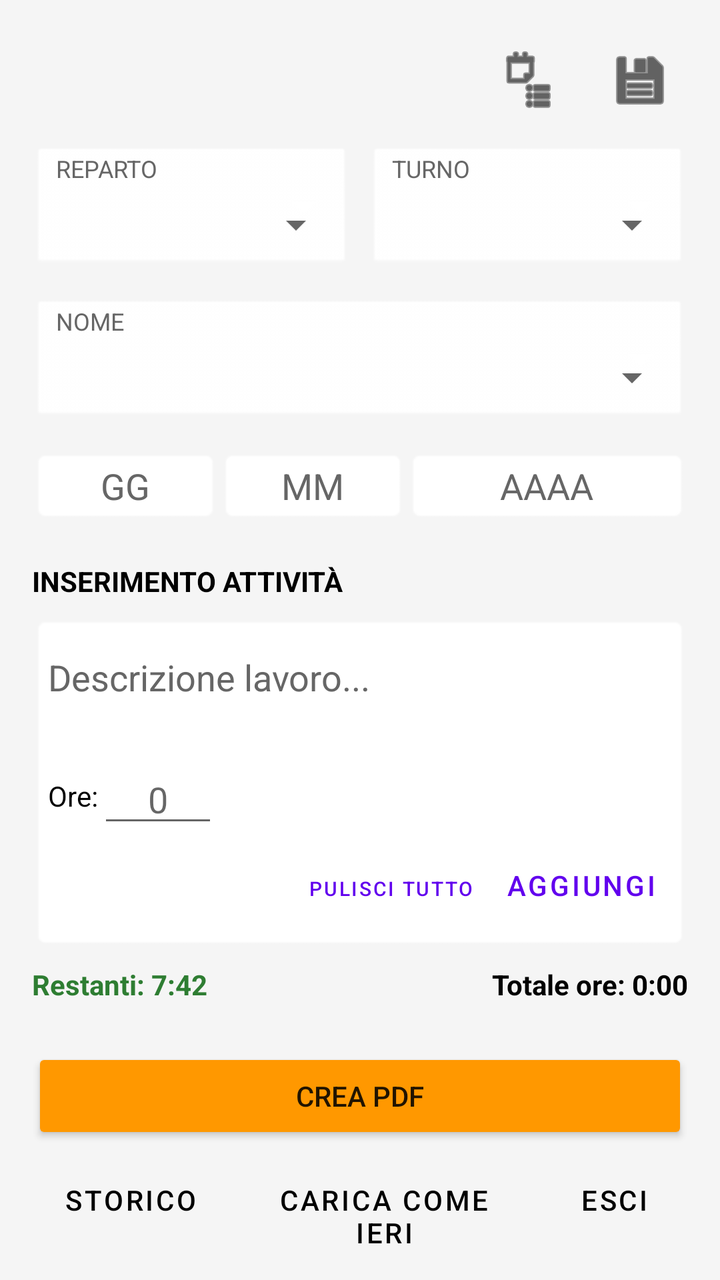
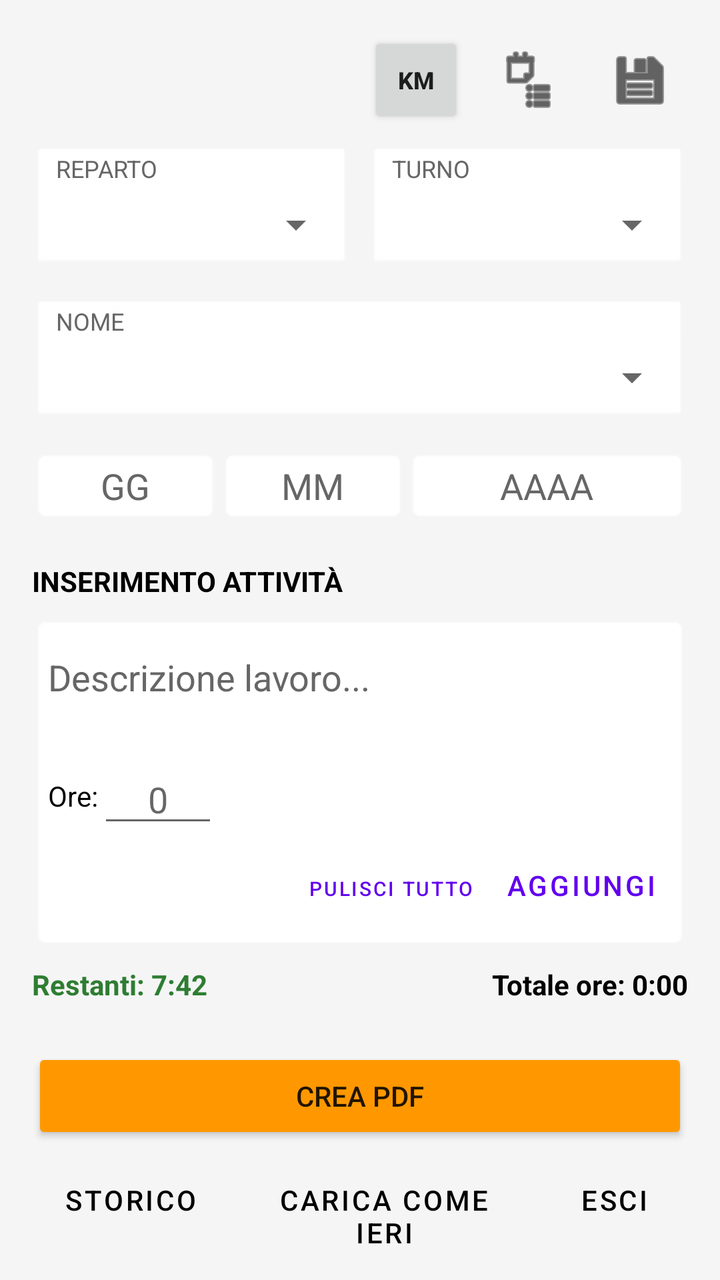

Before-and-after screenshots of an Android layout around one commit, followed by the original layout XML and the change that was made.
<!-- AndroidManifest.xml: activity theme Theme.Schede.NoActionBar -->
<!-- res/layout/activity_main.xml -->
<?xml version="1.0" encoding="utf-8"?>
<androidx.constraintlayout.widget.ConstraintLayout xmlns:android="http://schemas.android.com/apk/res/android"
    xmlns:app="http://schemas.android.com/apk/res-auto"
    xmlns:tools="http://schemas.android.com/tools"
    android:layout_width="match_parent"
    android:layout_height="match_parent"
    android:padding="16dp"
    android:background="@color/main_background"
    tools:context=".MainActivity">

    <LinearLayout
        android:id="@+id/birthday_banner"
        android:layout_width="match_parent"
        android:layout_height="wrap_content"
        android:orientation="horizontal"
        android:gravity="center"
        android:padding="12dp"
        android:layout_marginBottom="8dp"
        android:background="@android:drawable/toast_frame"
        android:backgroundTint="#1976D2"
        android:visibility="gone"
        tools:visibility="visible"
        app:layout_constraintTop_toTopOf="parent">

        <TextView
            android:layout_width="wrap_content"
            android:layout_height="wrap_content"
            android:text="🎂 AUGURI LUCA! 🥳"
            android:textColor="#FFFFFF"
            android:textStyle="bold"
            android:textSize="18sp" />
    </LinearLayout>

    <RelativeLayout
        android:id="@+id/header"
        android:layout_width="match_parent"
        android:layout_height="wrap_content"
        app:layout_constraintTop_toBottomOf="@id/birthday_banner">

        <ImageButton
            android:id="@+id/btn_moduli_reparto"
            android:layout_width="48dp"
            android:layout_height="48dp"
            android:layout_toStartOf="@id/btn_change_folder"
            android:layout_marginEnd="8dp"
            android:background="?attr/selectableItemBackgroundBorderless"
            android:src="@android:drawable/ic_menu_agenda"
            android:tint="@color/main_text"
            android:contentDescription="Moduli Reparto" />

        <ImageButton
            android:id="@+id/btn_change_folder"
            android:layout_width="48dp"
            android:layout_height="48dp"
            android:layout_alignParentEnd="true"
            android:background="?attr/selectableItemBackgroundBorderless"
            android:src="@android:drawable/ic_menu_save"
            android:tint="@color/main_text"
            android:contentDescription="@string/cambia_cartella" />

        <ImageButton
            android:id="@+id/btn_open_generator"
            android:layout_width="48dp"
            android:layout_height="48dp"
            android:layout_toStartOf="@id/btn_change_folder"
            android:layout_marginEnd="8dp"
            android:background="?attr/selectableItemBackgroundBorderless"
            android:src="@android:drawable/ic_lock_lock"
            android:tint="@color/main_text"
            android:visibility="gone"
            android:contentDescription="Generatore Codici" />
    </RelativeLayout>

    <ScrollView
        android:id="@+id/main_scroll_view"
        android:layout_width="match_parent"
        android:layout_height="0dp"
        android:layout_marginTop="8dp"
        android:layout_marginBottom="12dp"
        android:fillViewport="true"
        app:layout_constraintBottom_toTopOf="@+id/layout_buttons"
        app:layout_constraintTop_toBottomOf="@id/header">

        <LinearLayout
            android:layout_width="match_parent"
            android:layout_height="wrap_content"
            android:orientation="vertical">

            <LinearLayout
                android:layout_width="match_parent"
                android:layout_height="wrap_content"
                android:orientation="horizontal"
                android:baselineAligned="false">

                <LinearLayout
                    android:layout_width="0dp"
                    android:layout_height="wrap_content"
                    android:layout_weight="1"
                    android:layout_marginEnd="4dp"
                    android:background="@android:drawable/btn_dropdown"
                    android:backgroundTint="@color/input_background"
                    android:orientation="vertical"
                    android:padding="4dp">
                    <TextView android:layout_width="wrap_content" android:layout_height="wrap_content" android:text="@string/reparto" android:textSize="12sp" android:textColor="@color/label_color" android:layout_marginStart="8dp"/>
                    <Spinner android:id="@+id/spinner_scelte" android:layout_width="match_parent" android:layout_height="40dp" />
                </LinearLayout>

                <LinearLayout
                    android:layout_width="0dp"
                    android:layout_height="wrap_content"
                    android:layout_weight="1"
                    android:layout_marginStart="4dp"
                    android:background="@android:drawable/btn_dropdown"
                    android:backgroundTint="@color/input_background"
                    android:orientation="vertical"
                    android:padding="4dp">
                    <TextView android:layout_width="wrap_content" android:layout_height="wrap_content" android:text="@string/turno" android:textSize="12sp" android:textColor="@color/label_color" android:layout_marginStart="8dp"/>
                    <Spinner android:id="@+id/spinner_turno" android:layout_width="match_parent" android:layout_height="40dp" />
                </LinearLayout>

            </LinearLayout>

            <LinearLayout
                android:id="@+id/container_nome"
                android:layout_width="match_parent"
                android:layout_height="wrap_content"
                android:layout_marginTop="12dp"
                android:background="@android:drawable/btn_dropdown"
                android:backgroundTint="@color/input_background"
                android:orientation="vertical"
                android:padding="4dp">
                <TextView android:layout_width="wrap_content" android:layout_height="wrap_content" android:text="@string/nome" android:textSize="12sp" android:textColor="@color/label_color" android:layout_marginStart="8dp"/>
                <Spinner android:id="@+id/spinner_nome" android:layout_width="match_parent" android:layout_height="40dp" />
            </LinearLayout>

            <LinearLayout
                android:layout_width="match_parent"
                android:layout_height="wrap_content"
                android:layout_marginTop="12dp"
                android:orientation="horizontal">
                <EditText android:id="@+id/input_gg" android:layout_width="0dp" android:layout_height="wrap_content" android:layout_weight="1" android:hint="@string/hint_gg" android:gravity="center" android:inputType="number" android:background="@android:drawable/editbox_background" android:backgroundTint="@color/input_background" android:textColor="@color/main_text" android:textColorHint="@color/label_color" android:focusable="false" android:clickable="true" />
                <EditText android:id="@+id/input_mm" android:layout_width="0dp" android:layout_height="wrap_content" android:layout_weight="1" android:hint="@string/hint_mm" android:gravity="center" android:inputType="number" android:background="@android:drawable/editbox_background" android:backgroundTint="@color/input_background" android:textColor="@color/main_text" android:textColorHint="@color/label_color" android:focusable="false" android:clickable="true" />
                <EditText android:id="@+id/input_aaaa" android:layout_width="0dp" android:layout_height="wrap_content" android:layout_weight="1.5" android:hint="@string/hint_aaaa" android:gravity="center" android:inputType="number" android:background="@android:drawable/editbox_background" android:backgroundTint="@color/input_background" android:textColor="@color/main_text" android:textColorHint="@color/label_color" android:focusable="false" android:clickable="true" />
            </LinearLayout>

            <TextView
                android:id="@+id/label_inserimento"
                android:layout_width="match_parent"
                android:layout_height="wrap_content"
                android:layout_marginTop="20dp"
                android:text="@string/inserimento_attivita"
                android:textStyle="bold"
                android:textColor="@color/main_text"/>

            <LinearLayout
                android:layout_width="match_parent"
                android:layout_height="wrap_content"
                android:layout_marginTop="8dp"
                android:background="@android:drawable/editbox_background"
                android:backgroundTint="@color/input_background"
                android:orientation="vertical"
                android:padding="8dp">
                <AutoCompleteTextView
                    android:id="@+id/input_descrizione"
                    android:layout_width="match_parent"
                    android:layout_height="wrap_content"
                    android:hint="@string/hint_descrizione"
                    android:textColor="@color/main_text"
                    android:textColorHint="@color/label_color"
                    android:inputType="textMultiLine"
                    android:minLines="2"
                    android:background="@null" />

                <LinearLayout
                    android:layout_width="match_parent"
                    android:layout_height="wrap_content"
                    android:gravity="center_vertical"
                    android:layout_marginTop="16dp"
                    android:orientation="horizontal">
                    <TextView android:id="@+id/label_ore"
                        android:layout_width="wrap_content"
                        android:layout_height="wrap_content"
                        android:text="@string/ore_label"
                        android:textColor="@color/main_text"/>
                    <EditText
                        android:id="@+id/input_ore"
                        android:layout_width="60dp"
                        android:layout_height="wrap_content"
                        android:hint="0"
                        android:textColor="@color/main_text"
                        android:inputType="time"
                        android:digits="0123456789:"
                        android:gravity="center" />

                    <TextView android:id="@+id/label_straordinario_angelo"
                        android:layout_width="wrap_content"
                        android:layout_height="wrap_content"
                        android:text="Ore Straordinario:"
                        android:visibility="gone"
                        android:textColor="@color/main_text"/>
                    <EditText
                        android:id="@+id/input_straordinario_angelo"
                        android:layout_width="60dp"
                        android:layout_height="wrap_content"
                        android:hint="0"
                        android:visibility="gone"
                        android:textColor="@color/main_text"
                        android:inputType="time"
                        android:digits="0123456789:"
                        android:gravity="center" />

                </LinearLayout>
                <LinearLayout
                    android:layout_width="match_parent"
                    android:layout_height="wrap_content"
                    android:gravity="end"
                    android:orientation="horizontal">

                    <Button
                        android:id="@+id/btn_straordinario_veloce"
                        style="?android:attr/buttonBarButtonStyle"
                        android:layout_width="wrap_content"
                        android:layout_height="wrap_content"
                        android:text="+30 min"
                        android:textSize="10sp"
                        android:visibility="gone"
                        tools:visibility="visible"
                        app:backgroundTint="#673AB7" />

                    <Button
                        android:id="@+id/btn_clear_all"
                        style="?android:attr/buttonBarButtonStyle"
                        android:layout_width="wrap_content"
                        android:layout_height="wrap_content"
                        android:text="PULISCI TUTTO"
                        android:textSize="10sp"
                        app:backgroundTint="#D32F2F" />

                    <Button
                        android:id="@+id/add_activity_button"
                        style="?android:attr/buttonBarButtonStyle"
                        android:layout_width="wrap_content"
                        android:layout_height="wrap_content"
                        android:text="@string/aggiungi_button"
                        app:backgroundTint="#2E7D32" />
                </LinearLayout>
            </LinearLayout>

            <LinearLayout
                android:layout_width="match_parent"
                android:layout_height="wrap_content"
                android:layout_marginTop="8dp"
                android:orientation="horizontal">
                <TextView
                    android:id="@+id/text_ore_restanti"
                    android:layout_width="0dp"
                    android:layout_height="wrap_content"
                    android:layout_weight="1"
                    android:text="Restanti: 7:42"
                    android:textStyle="bold"
                    android:textColor="#2E7D32"
                    android:gravity="start"/>
                <TextView
                    android:id="@+id/text_ore_totali"
                    android:layout_width="0dp"
                    android:layout_height="wrap_content"
                    android:layout_weight="1"
                    android:text="@string/totale_ore_default"
                    android:textStyle="bold"
                    android:textColor="@color/main_text"
                    android:gravity="end"/>
            </LinearLayout>

            <LinearLayout
                android:layout_width="match_parent"
                android:layout_height="wrap_content"
                android:orientation="vertical"
                android:gravity="end">
                <TextView
                    android:id="@+id/text_straordinario"
                    android:layout_width="wrap_content"
                    android:layout_height="wrap_content"
                    android:text="@string/straordinario_default"
                    android:textStyle="bold"
                    android:textColor="#D32F2F"
                    android:visibility="gone"/>
            </LinearLayout>

            <LinearLayout
                android:id="@+id/container_attivita"
                android:layout_width="match_parent"
                android:layout_height="wrap_content"
                android:layout_marginTop="8dp"
                android:orientation="vertical" />

        </LinearLayout>
    </ScrollView>

    <LinearLayout
        android:id="@+id/layout_buttons"
        style="?android:attr/buttonBarStyle"
        android:layout_width="match_parent"
        android:layout_height="wrap_content"
        android:orientation="vertical"
        app:layout_constraintBottom_toBottomOf="parent">

        <Button
            android:id="@+id/create_pdf_button"
            android:layout_width="match_parent"
            android:layout_height="wrap_content"
            android:layout_marginBottom="4dp"
            android:text="@string/crea_pdf_button"
            app:backgroundTint="#FF9800" />

        <LinearLayout
            android:layout_width="match_parent"
            android:layout_height="wrap_content"
            android:orientation="horizontal">

            <Button
                android:id="@+id/history_button"
                style="?android:attr/buttonBarButtonStyle"
                android:layout_width="0dp"
                android:layout_height="wrap_content"
                android:layout_weight="0.8"
                android:layout_marginEnd="4dp"
                android:text="@string/storico_button"
                android:textColor="@color/main_text" />

            <Button
                android:id="@+id/load_yesterday_button"
                style="?android:attr/buttonBarButtonStyle"
                android:layout_width="0dp"
                android:layout_height="wrap_content"
                android:layout_weight="1.2"
                android:layout_marginEnd="4dp"
                android:text="CARICA COME IERI"
                android:textColor="@color/main_text" />

            <Button
                android:id="@+id/exit_button"
                style="?android:attr/buttonBarButtonStyle"
                android:layout_width="0dp"
                android:layout_height="wrap_content"
                android:layout_weight="0.6"
                android:text="@string/esci_button"
                android:textColor="@color/main_text" />
        </LinearLayout>
    </LinearLayout>

</androidx.constraintlayout.widget.ConstraintLayout>
<!-- resources referenced by this layout -->
<resources>
  <color name="input_background">#FFFFFF</color>
  <color name="label_color">#666666</color>
  <color name="main_background">#F5F5F5</color>
  <color name="main_text">#000000</color>
  <string name="aggiungi_button">AGGIUNGI</string>
  <string name="cambia_cartella">Cambia cartella</string>
  <string name="crea_pdf_button">Crea PDF</string>
  <string name="esci_button">Esci</string>
  <string name="hint_aaaa">AAAA</string>
  <string name="hint_descrizione">Descrizione lavoro...</string>
  <string name="hint_gg">GG</string>
  <string name="hint_mm">MM</string>
  <string name="inserimento_attivita">INSERIMENTO ATTIVITÀ</string>
  <string name="nome">NOME</string>
  <string name="ore_label">Ore: </string>
  <string name="reparto">REPARTO</string>
  <string name="storico_button">Storico</string>
  <string name="straordinario_default">Straordinario: 0:00</string>
  <string name="totale_ore_default">Totale ore: 0:00</string>
  <string name="turno">TURNO</string>
  <style name="Theme.Schede.NoActionBar">
          <item name="windowActionBar">false</item>
          <item name="windowNoTitle">true</item>
      </style>
</resources>

<!-- the commit's change to res/layout/activity_main.xml (unified diff, before → after) -->
@@ -45,8 +45,22 @@
             android:layout_marginEnd="8dp"
             android:background="?attr/selectableItemBackgroundBorderless"
             android:src="@android:drawable/ic_menu_agenda"
-            android:tint="@color/main_text"
+            app:tint="@color/main_text"
             android:contentDescription="Moduli Reparto" />
+
+        <Button
+            android:id="@+id/btn_rimborso_zi"
+            android:layout_width="48dp"
+            android:layout_height="48dp"
+            android:layout_toStartOf="@id/btn_moduli_reparto"
+            android:layout_marginEnd="8dp"
+            android:text="KM"
+            android:textSize="12sp"
+            android:textStyle="bold"
+            android:minWidth="0dp"
+            android:minHeight="0dp"
+            android:padding="0dp"
+            android:contentDescription="Rimborso ZI" />
 
         <ImageButton
             android:id="@+id/btn_change_folder"
@@ -55,18 +69,18 @@
             android:layout_alignParentEnd="true"
             android:background="?attr/selectableItemBackgroundBorderless"
             android:src="@android:drawable/ic_menu_save"
-            android:tint="@color/main_text"
+            app:tint="@color/main_text"
             android:contentDescription="@string/cambia_cartella" />
 
         <ImageButton
             android:id="@+id/btn_open_generator"
             android:layout_width="48dp"
             android:layout_height="48dp"
-            android:layout_toStartOf="@id/btn_change_folder"
+            android:layout_toStartOf="@id/btn_rimborso_zi"
             android:layout_marginEnd="8dp"
             android:background="?attr/selectableItemBackgroundBorderless"
             android:src="@android:drawable/ic_lock_lock"
-            android:tint="@color/main_text"
+            app:tint="@color/main_text"
             android:visibility="gone"
             android:contentDescription="Generatore Codici" />
     </RelativeLayout>
